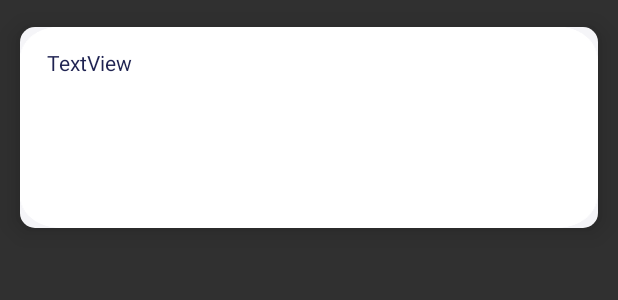
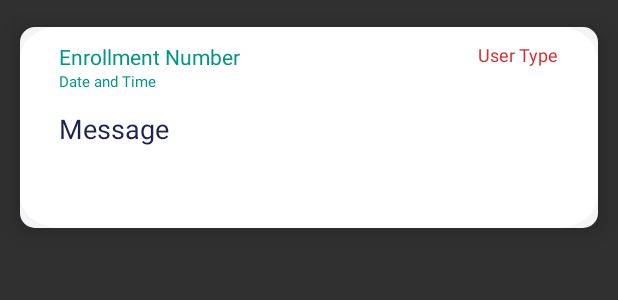
Before and after one commit to RymsLabs/Mathagoras-android, an Android app: the layout senders_box.xml on its own in the app's theme, with its tools: preview values and no code run, on a phone screen of 412 x 824 dp. Shown: the top 300 px of the screen. Run offline under Robolectric (Android 15) with nearby library versions, the phone set to English and light mode, and no system bars.

Commit message:
Implemented Discussion model and Getallmessages

```diff
--- a/app/src/main/java/com/ryms/mathagoras/Class/CalenderAdapter.java
+++ b/app/src/main/java/com/ryms/mathagoras/Class/CalenderAdapter.java
@@ -46,7 +46,7 @@ public class CalenderAdapter extends RecyclerView.Adapter<CalenderAdapter.MyHold
     }
 
     @Override
-    public void onBindViewHolder(@NonNull final MyHolder holder, int position) {
+    public void onBindViewHolder(@NonNull final MyHolder holder, final int position) {
         holder.imageView.setImageResource(modelArrayList.get(position).getImage());
         holder.month.setText(modelArrayList.get(position).month);
         holder.date.setText(String.valueOf(modelArrayList.get(position).date));
@@ -57,6 +57,7 @@ public class CalenderAdapter extends RecyclerView.Adapter<CalenderAdapter.MyHold
             @Override
             public void onClick(View v) {
                 Intent intent =  new Intent(holder.imageView.getContext(), Options.class);
+                //intent.putExtra("dcid", modelArrayList.get(position).cid);
                 holder.imageView.getContext().startActivity(intent);
             }
         });
--- a/app/src/main/java/com/ryms/mathagoras/Class/ClassModel.java
+++ b/app/src/main/java/com/ryms/mathagoras/Class/ClassModel.java
@@ -3,10 +3,8 @@ package com.ryms.mathagoras.Class;
 public class ClassModel {
 
     private int image;
-    public String month;
+    public String month, time, day, cid;
     public int date;
-    public String time;
-    public String day;
     public int getImage() {
         return image;
     }
--- a/app/src/main/java/com/ryms/mathagoras/Configurations/Config.java
+++ b/app/src/main/java/com/ryms/mathagoras/Configurations/Config.java
@@ -19,4 +19,6 @@ public class Config {
     public static final String SEND_MESSAGES = BASE_URL+"/messages/student/";
 
     public static final String GET_CLASS = BASE_URL+"/class/";
+    public static final String GET_DISCUSSION = BASE_URL+"/discussion/3/";
+    public static final String GET_ALL_MESSAGES = BASE_URL+"/messages/";
 }
--- a/app/src/main/java/com/ryms/mathagoras/Discussion/DissModel.java
+++ b/app/src/main/java/com/ryms/mathagoras/Discussion/DissModel.java
@@ -3,7 +3,7 @@ package com.ryms.mathagoras.Discussion;
 public class DissModel {
 
     private int image;
-    public String messageSent;
+    public String user, date_time, userType, mess_age ;
     public int getImage() {
         return image;
     }
--- a/app/src/main/res/layout/senders_box.xml
+++ b/app/src/main/res/layout/senders_box.xml
@@ -20,17 +20,51 @@
             android:background="@drawable/shadowfight" />
 
         <TextView
-            android:id="@+id/messageSent"
+            android:id="@+id/user"
             android:layout_width="wrap_content"
             android:layout_height="wrap_content"
             android:layout_alignParentStart="true"
             android:layout_alignParentTop="true"
+            android:layout_marginStart="26dp"
+            android:layout_marginTop="10dp"
+            android:text="Enrollment Number"
+            android:textColor="#009688" />
+
+        <TextView
+            android:id="@+id/date_time"
+            android:layout_width="wrap_content"
+            android:layout_height="wrap_content"
+            android:layout_below="@+id/user"
+            android:layout_alignParentStart="true"
+            android:layout_marginStart="26dp"
+            android:layout_marginTop="0dp"
+            android:text="Date and Time"
+            android:textColor="#009688"
+            android:textSize="10sp" />
+
+        <TextView
+            android:id="@+id/mess_age"
+            android:layout_width="wrap_content"
+            android:layout_height="wrap_content"
+            android:layout_below="@+id/date_time"
+            android:layout_alignParentStart="true"
+            android:layout_marginStart="26dp"
+            android:layout_marginTop="12dp"
+            android:text="Message"
+            android:textColor="@color/darkTextColor"
+            android:textSize="18sp" />
+
+        <TextView
+            android:id="@+id/userType"
+            android:layout_width="wrap_content"
+            android:layout_height="wrap_content"
+            android:layout_alignParentTop="true"
             android:layout_alignParentEnd="true"
-            android:layout_marginStart="18dp"
-            android:layout_marginTop="14dp"
-            android:layout_marginEnd="18dp"
-            android:text="TextView"
-            android:textColor="@color/darkTextColor" />
+            android:layout_marginTop="10dp"
+            android:layout_marginEnd="26dp"
+            android:text="User Type"
+            android:textColor="#D32F2F"
+            android:textSize="12sp" />
 
     </RelativeLayout>
 </androidx.cardview.widget.CardView>
```
Also changed, not shown: app/src/main/java/com/ryms/mathagoras/Discussion/Discussion.java (+106 -8 lines), app/src/main/java/com/ryms/mathagoras/Discussion/DissAdapter.java (+9 -3 lines), app/src/main/java/com/ryms/mathagoras/Options/Options.java (+144 -6 lines), app/src/main/java/com/ryms/mathagoras/Options/OptionsAdapter.java (+67 -1 lines), app/src/main/java/com/ryms/mathagoras/Options/OptionsModel.java (+9 -0 lines), app/src/main/res/layout/activity_options.xml (+13 -13 lines), app/src/main/res/layout/get_discussions.xml (added, +53 -0 lines).
